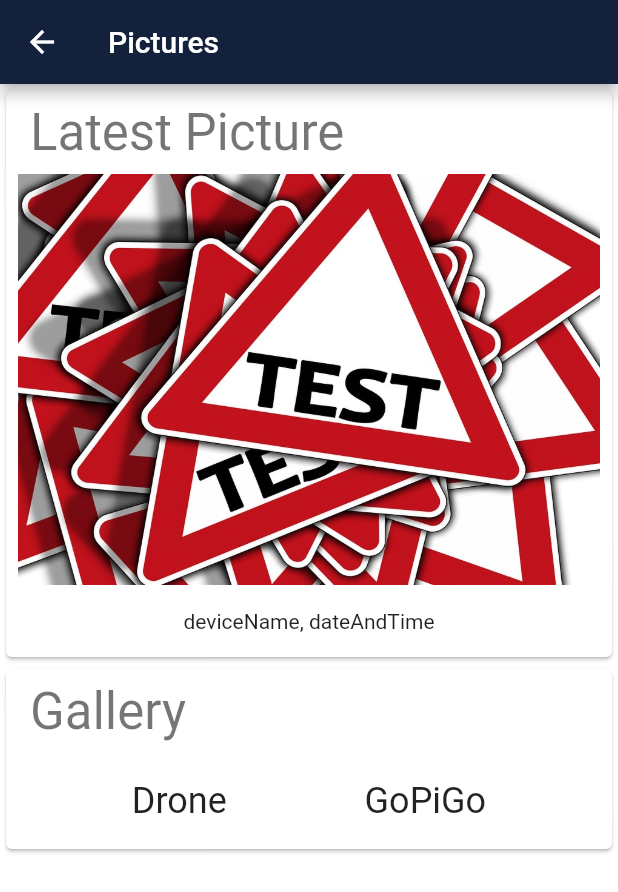
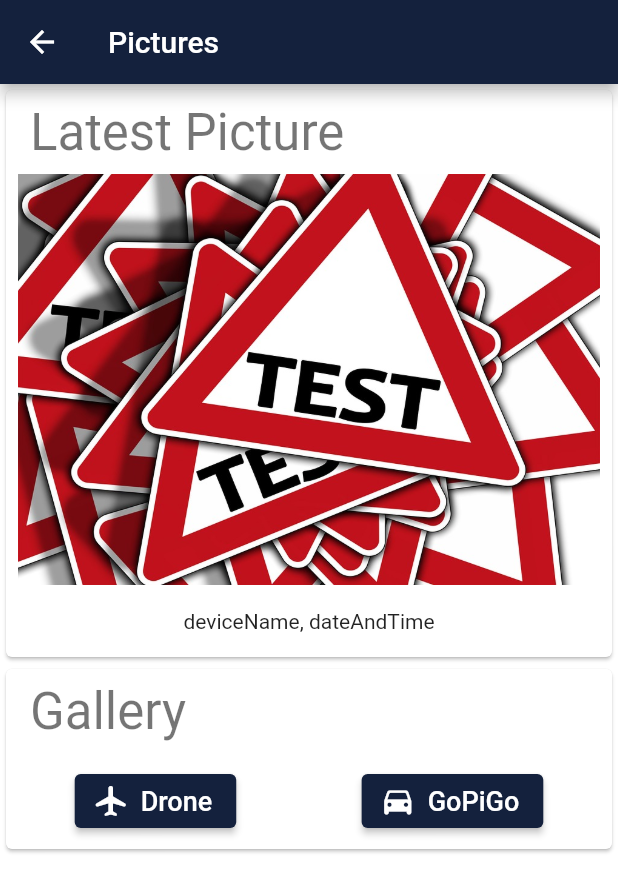
Before and after one commit to t33bone/Project_2020, a Flutter app: the PicturesPage screen opened by its route, on a phone screen of 412 x 824 dp. Shown: the top 892 px of the screen. Run offline on Flutter 3.47's test engine with Material 2 defaults, Android fonts, the phone set to English and light mode, and no system bars.

Commit message:
Changed buttons
Signed-off-by: moilanenjoona <c7mojo00@students.oamk.fi>

```diff
--- a/flutter_app/security_control/lib/pages/pictures_page/pictures.dart
+++ b/flutter_app/security_control/lib/pages/pictures_page/pictures.dart
@@ -36,7 +36,7 @@ class PicturesPage extends StatelessWidget {
           Card(
             clipBehavior: Clip.antiAlias,
             child: Column(
-              children: [
+              children: <Widget>[
                 ListTile(
                   title: Text(
                     'Gallery',
@@ -44,24 +44,23 @@ class PicturesPage extends StatelessWidget {
                   ),
                 ),
                 ButtonBar(
-                  alignment: MainAxisAlignment.spaceEvenly,
+                  alignment: MainAxisAlignment.spaceAround,
+                  mainAxisSize: MainAxisSize.max,
                   children: [
-                    FlatButton(
-                      onPressed: () {
-                        //open Drone gallery
-                      },
-                      child: Text(
+                    ElevatedButton.icon(
+                      onPressed: () {},
+                      icon: Icon(Icons.airplanemode_active_rounded),
+                      label: Text(
                         'Drone',
-                        style: Theme.of(context).textTheme.headline5,
+                        style: TextStyle(fontSize: 18.0),
                       ),
                     ),
-                    FlatButton(
-                      onPressed: () {
-                        //open GoPiGo gallery
-                      },
-                      child: Text(
+                    ElevatedButton.icon(
+                      onPressed: () {},
+                      icon: Icon(Icons.directions_car_rounded),
+                      label: Text(
                         'GoPiGo',
-                        style: Theme.of(context).textTheme.headline5,
+                        style: TextStyle(fontSize: 18.0),
                       ),
                     ),
                   ],
```
